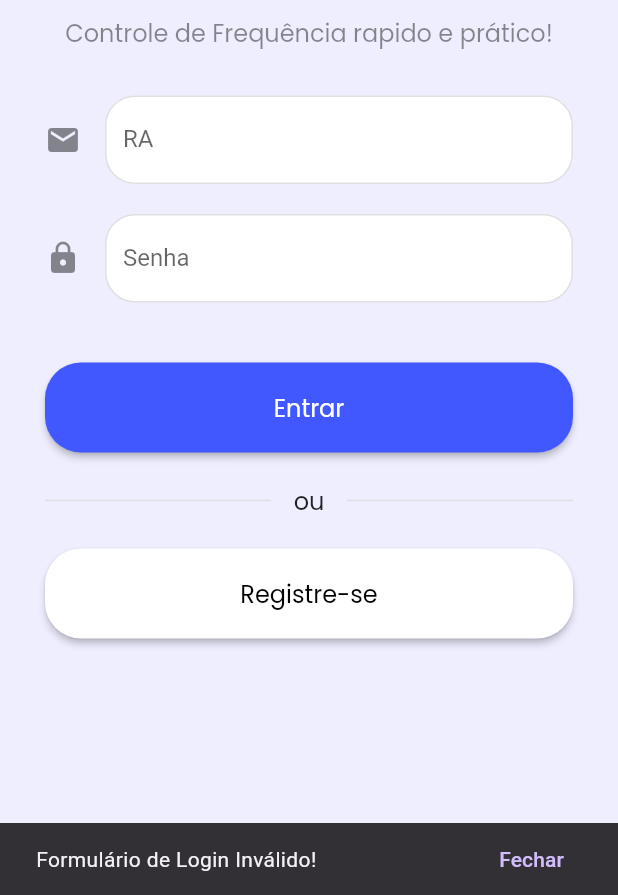
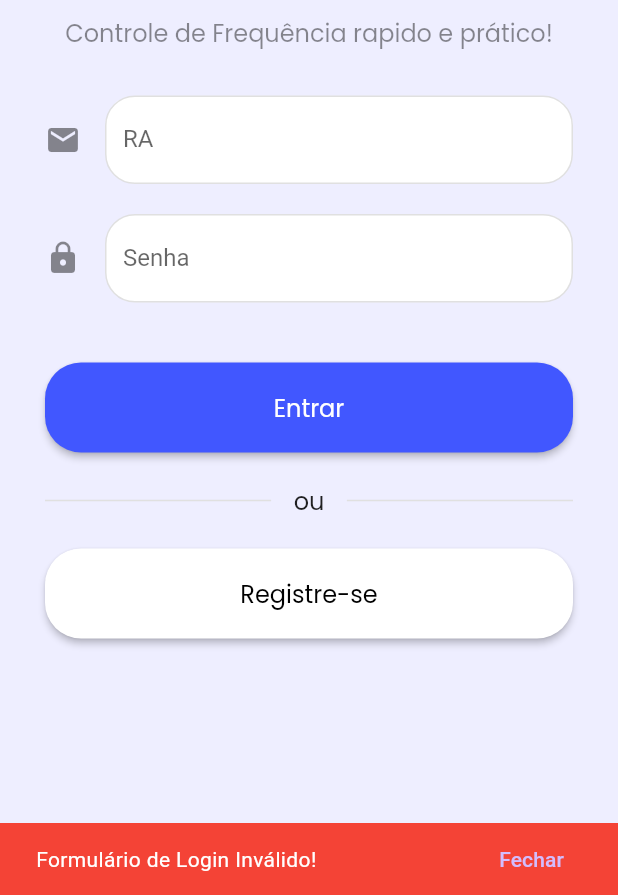
Before and after one commit to gguilherme-gritti/app-frequencia-si700, a Flutter app: the screen it shows after launch, after a tap on "Entrar", on a phone screen of 412 x 824 dp, the part 341-1236 px from its top. Run offline on Flutter 3.47's test engine with Material 2 defaults, Android fonts, the phone set to English and light mode, and no system bars.

Commit message:
create and valid register form

```diff
--- a/frequency/lib/model/login_data.dart
+++ b/frequency/lib/model/login_data.dart
@@ -1,12 +1,10 @@
 class LoginData {
   String ra;
   String password;
-  bool valid = false;
 
   LoginData({required this.ra, required this.password});
 
   bool validForm(LoginData dataLogin) {
-    print(dataLogin.password);
     if (dataLogin.ra.isEmpty || dataLogin.ra.length != 6) {
       return false;
     }
--- /dev/null
+++ b/frequency/lib/model/register_user_data.dart
@@ -0,0 +1,13 @@
+class RegisterUserData {
+  String ra;
+  String email;
+  String name;
+  String password;
+  String confirmPassword = "";
+
+  RegisterUserData(
+      {required this.ra,
+      required this.email,
+      required this.name,
+      required this.password});
+}
--- a/frequency/lib/screens/login.dart
+++ b/frequency/lib/screens/login.dart
@@ -74,67 +74,11 @@ class LoginState extends State<Login> {
                       const SizedBox(height: 20),
                       passwordField(),
                       const SizedBox(height: 40),
-                      SizedBox(
-                        width: double.infinity,
-                        child: ElevatedButton(
-                          onPressed: () {
-                            formKey.currentState!.save();
-                            if (!loginData.validForm(loginData)) {
-                              final snackBar = SnackBar(
-                                content:
-                                    const Text('Formulário de Login Inválido!'),
-                                action: SnackBarAction(
-                                  label: 'Fechar',
-                                  onPressed: () {},
-                                ),
-                              );
-                              ScaffoldMessenger.of(context)
-                                  .showSnackBar(snackBar);
-                            } else {
-                              Navigator.of(context).push(MaterialPageRoute(
-                                  builder: (_) => const HomeFrequency()));
-                            }
-                          },
-                          style: ElevatedButton.styleFrom(
-                            minimumSize: const Size(double.infinity, 60),
-                            backgroundColor: const Color(0xFF4157ff),
-                            shape: RoundedRectangleBorder(
-                              borderRadius: BorderRadius.circular(24.0),
-                            ),
-                          ),
-                          child: const Text(
-                            'Entrar',
-                            style:
-                                TextStyle(fontSize: 16, fontFamily: 'Poppins'),
-                          ),
-                        ),
-                      ),
+                      enterButton(),
                       const SizedBox(height: 20),
                       const TextDivider(text: 'ou'),
                       const SizedBox(height: 20),
-                      SizedBox(
-                        width: double.infinity,
-                        child: ElevatedButton(
-                          onPressed: () {
-                            Navigator.of(context).push(MaterialPageRoute(
-                                builder: (_) => const RegisterUser()));
-                          },
-                          style: ElevatedButton.styleFrom(
-                            minimumSize: const Size(double.infinity, 60),
-                            backgroundColor: const Color(0xFFffffff),
-                            shape: RoundedRectangleBorder(
-                              borderRadius: BorderRadius.circular(24.0),
-                            ),
-                          ),
-                          child: const Text(
-                            'Registre-se',
-                            style: TextStyle(
-                                color: Colors.black,
-                                fontSize: 16,
-                                fontFamily: 'Poppins'),
-                          ),
-                        ),
-                      ),
+                      registerButton()
                     ],
                   ),
                 ),
@@ -191,4 +135,67 @@ class LoginState extends State<Login> {
       ),
     );
   }
+
+  Widget enterButton() {
+    return SizedBox(
+      width: double.infinity,
+      child: ElevatedButton(
+        onPressed: () {
+          formKey.currentState!.save();
+          if (!loginData.validForm(loginData)) {
+            //to do verify snackbar
+            ScaffoldMessenger.of(context).showSnackBar(SnackBar(
+              content: const Text(
+                'Formulário de Login Inválido!',
+                style: TextStyle(color: Colors.white),
+              ),
+              backgroundColor: Colors.red,
+              action: SnackBarAction(
+                label: 'Fechar',
+                onPressed: () {},
+              ),
+            ));
+          } else {
+            Navigator.of(context)
+                .push(MaterialPageRoute(builder: (_) => const HomeFrequency()));
+          }
+        },
+        style: ElevatedButton.styleFrom(
+          minimumSize: const Size(double.infinity, 60),
+          backgroundColor: const Color(0xFF4157ff),
+          shape: RoundedRectangleBorder(
+            borderRadius: BorderRadius.circular(24.0),
+          ),
+        ),
+        child: const Text(
+          'Entrar',
+          style: TextStyle(fontSize: 16, fontFamily: 'Poppins'),
+        ),
+      ),
+    );
+  }
+
+  Widget registerButton() {
+    return SizedBox(
+      width: double.infinity,
+      child: ElevatedButton(
+        onPressed: () {
+          Navigator.of(context)
+              .push(MaterialPageRoute(builder: (_) => const RegisterUser()));
+        },
+        style: ElevatedButton.styleFrom(
+          minimumSize: const Size(double.infinity, 60),
+          backgroundColor: const Color(0xFFffffff),
+          shape: RoundedRectangleBorder(
+            borderRadius: BorderRadius.circular(24.0),
+          ),
+        ),
+        child: const Text(
+          'Registre-se',
+          style: TextStyle(
+              color: Colors.black, fontSize: 16, fontFamily: 'Poppins'),
+        ),
+      ),
+    );
+  }
 }
```
Also changed, not shown: frequency/lib/screens/register_user.dart (+171 -56 lines).
